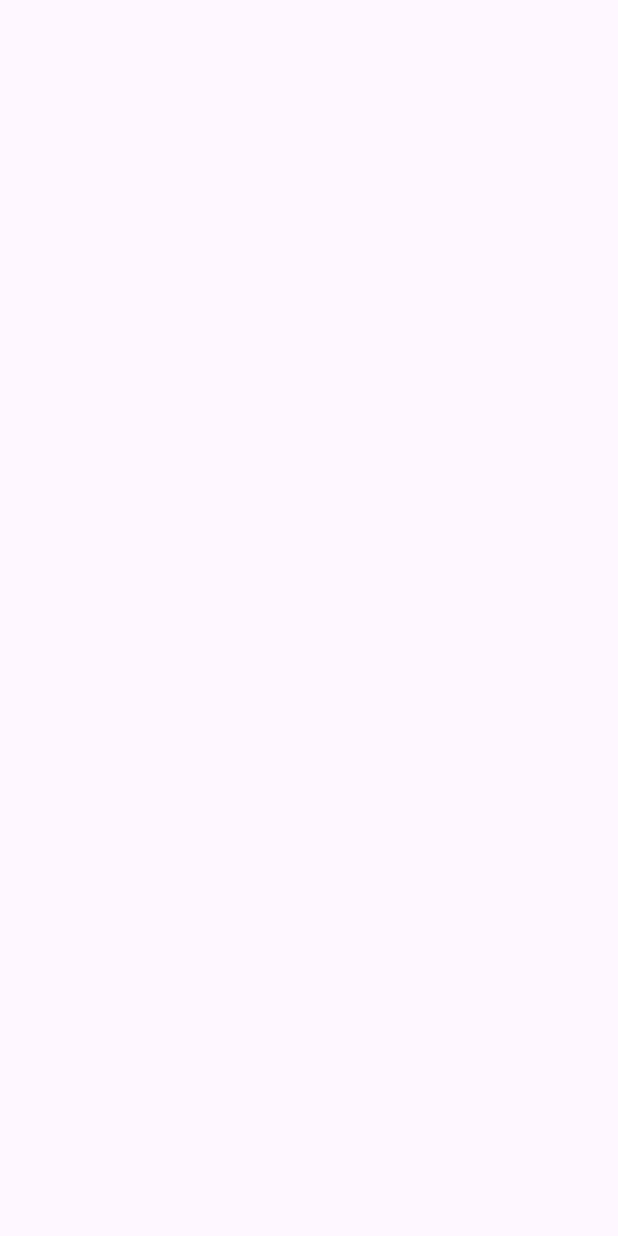
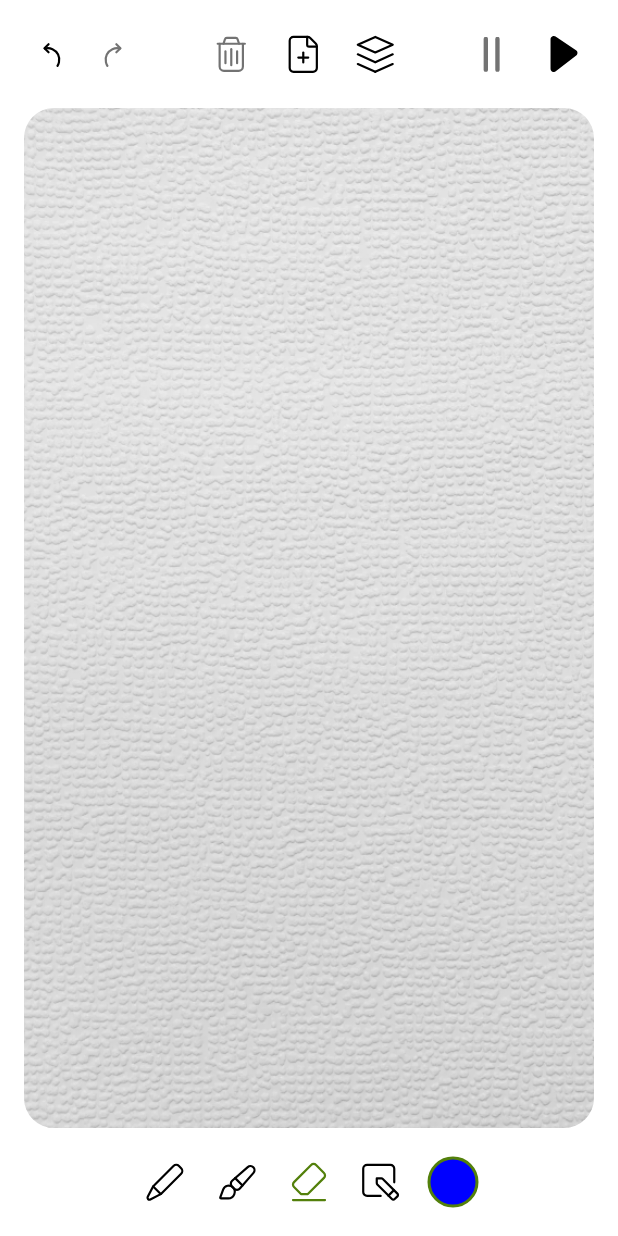
Before and after one commit to mmoschenskikh/Sketchimator, an Android app built with Jetpack Compose: the screen it shows after launch (MainActivity), on a phone screen of 412 x 824 dp. Before the commit the screen is empty. Run offline under Robolectric (Android 15) with nearby library versions, the phone set to English and light mode, and no system bars.

Commit message:
Complete layout done

```diff
--- a/app/src/main/java/ru/maxultra/sketchimator/MainActivity.kt
+++ b/app/src/main/java/ru/maxultra/sketchimator/MainActivity.kt
@@ -6,9 +6,12 @@ import androidx.activity.ComponentActivity
 import androidx.activity.compose.setContent
 import androidx.activity.enableEdgeToEdge
 import androidx.compose.foundation.Canvas
+import androidx.compose.foundation.Image
 import androidx.compose.foundation.gestures.awaitEachGesture
 import androidx.compose.foundation.gestures.awaitFirstDown
+import androidx.compose.foundation.layout.Box
 import androidx.compose.foundation.layout.fillMaxSize
+import androidx.compose.foundation.layout.padding
 import androidx.compose.material3.Scaffold
 import androidx.compose.material3.Text
 import androidx.compose.runtime.Composable
@@ -17,6 +20,7 @@ import androidx.compose.runtime.mutableStateOf
 import androidx.compose.runtime.remember
 import androidx.compose.runtime.setValue
 import androidx.compose.ui.Modifier
+import androidx.compose.ui.draw.clip
 import androidx.compose.ui.geometry.Offset
 import androidx.compose.ui.graphics.Color
 import androidx.compose.ui.graphics.Path
@@ -24,8 +28,17 @@ import androidx.compose.ui.graphics.drawscope.Stroke
 import androidx.compose.ui.input.pointer.PointerEvent
 import androidx.compose.ui.input.pointer.PointerInputChange
 import androidx.compose.ui.input.pointer.pointerInput
+import androidx.compose.ui.layout.ContentScale
+import androidx.compose.ui.res.painterResource
 import androidx.compose.ui.tooling.preview.Preview
+import ru.maxultra.sketchimator.ui.components.BottomBar
+import ru.maxultra.sketchimator.ui.components.TopBar
+import ru.maxultra.sketchimator.ui.core_components.Surface
 import ru.maxultra.sketchimator.ui.theme.SketchimatorTheme
+import ru.maxultra.sketchimator.ui.theme.tokens.DimenTokens
+import ru.maxultra.sketchimator.ui.vm.BottomBarListener
+import ru.maxultra.sketchimator.ui.vm.TopBarListener
+import ru.maxultra.sketchimator.ui.vm.TopBarVm
 
 class MainActivity : ComponentActivity() {
     override fun onCreate(savedInstanceState: Bundle?) {
@@ -33,27 +46,88 @@ class MainActivity : ComponentActivity() {
         enableEdgeToEdge()
         setContent {
             SketchimatorTheme {
-                Scaffold(modifier = Modifier.fillMaxSize()) { innerPadding ->
-                    WorkingArea()
+                Scaffold(modifier = Modifier.fillMaxSize(),
+                    topBar = {
+                        TopBar(
+                            vm = TopBarVm(
+                                undoButtonEnabled = true,
+                                redoButtonEnabled = false,
+                                removeFrameButtonEnabled = false,
+                                addNewFrameButtonEnabled = true,
+                                openFrameListButtonEnabled = true,
+                                pauseAnimationButtonEnabled = false,
+                                startAnimationButtonEnabled = true,
+                            ),
+                            listener = TopBarListener(
+                                onUndoActionClick = {},
+                                onRedoActionClick = {},
+                                onRemoveFrameClick = {},
+                                onAddNewFrameClick = {},
+                                onOpenFrameListClick = {},
+                                onPauseAnimationClick = {},
+                                onStartAnimationClick = {},
+                            ),
+                            modifier = Modifier.padding(top = DimenTokens.x4, start = DimenTokens.x4, end = DimenTokens.x4),
+                        )
+                    },
+                    bottomBar = {
+                        BottomBar(
+                            listener = BottomBarListener(
+                                onPencilClicked = {},
+                                onBrushClicked = {},
+                                onEraserClicked = {},
+                                onShapesPaletteClicked = {},
+                                onColorPaletteClicked = {},
+                            ),
+                            modifier = Modifier.padding(start = DimenTokens.x4, end = DimenTokens.x4, bottom = DimenTokens.x4),
+                        )
+                    }
+
+                ) { innerPadding ->
+                    Surface {
+                        Box(
+                            modifier = Modifier
+                                .fillMaxSize()
+                                .padding(innerPadding)
+                        ) {
+                            Image(
+                                modifier = Modifier
+                                    .fillMaxSize()
+                                    .padding(DimenTokens.x4)
+                                    .clip(SketchimatorTheme.shapes.extraLarge),
+                                painter = painterResource(id = R.drawable.background),
+                                contentScale = ContentScale.Crop,
+                                contentDescription = null
+                            )
+                            WorkingArea(
+                                modifier = Modifier
+                                    .fillMaxSize()
+                                    .padding(DimenTokens.x4)
+                                    .clip(SketchimatorTheme.shapes.extraLarge),
+                            )
+                        }
+                    }
                 }
+
             }
         }
     }
 }
 
+
 /**
  * Working area that contains a canvas to draw on.
  */
 @Composable
-fun WorkingArea() {
+fun WorkingArea(modifier: Modifier = Modifier) {
     var currentPosition by remember { mutableStateOf(Offset.Unspecified) }
     var previousPosition by remember { mutableStateOf(Offset.Unspecified) }
     var status by remember { mutableStateOf(MotionEvent.ACTION_UP) }
     val path by remember { mutableStateOf(Path()) }
 
     Canvas(
-        modifier = Modifier
-            .fillMaxSize()
+        modifier = modifier
+
             .pointerInput(Unit) {
                 awaitEachGesture {
                     val pic = awaitFirstDown()
@@ -77,6 +151,7 @@ fun WorkingArea() {
             MotionEvent.ACTION_DOWN -> {
                 path.moveTo(currentPosition.x, currentPosition.y)
             }
+
             MotionEvent.ACTION_MOVE -> {
                 path.quadraticTo(
                     previousPosition.x,
@@ -85,6 +160,7 @@ fun WorkingArea() {
                     (previousPosition.y + currentPosition.y) / 2
                 )
             }
+
             MotionEvent.ACTION_UP -> {
                 path.reset()
                 currentPosition = Offset.Unspecified
@@ -93,7 +169,7 @@ fun WorkingArea() {
         }
         drawPath(
             path,
-            color = Color.Red,
+            color = Color.Blue,
             style = Stroke(width = 5f)
         )
     }
```
